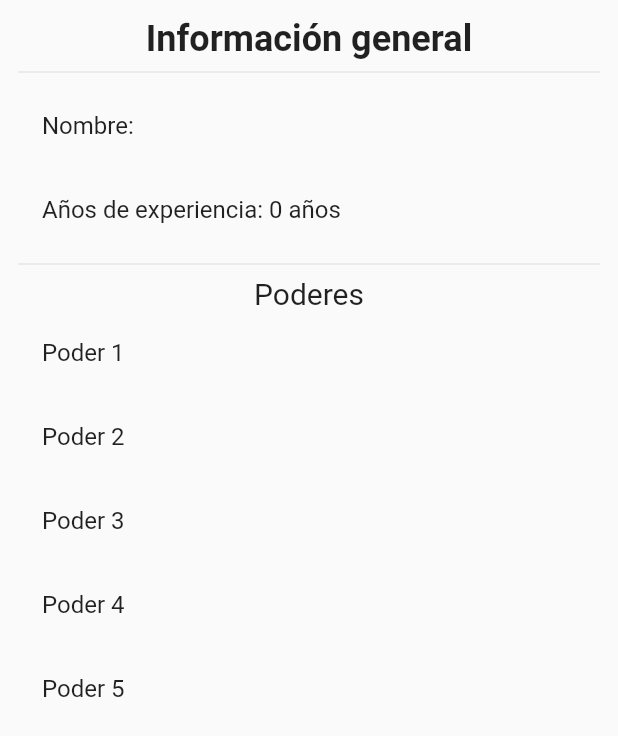
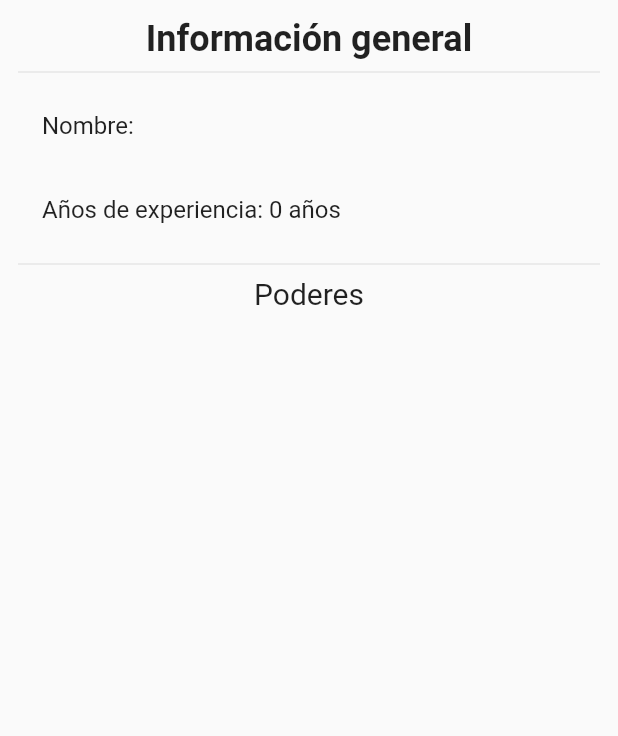
Before and after one commit to dafm10/flutter_codigo4_state, a Flutter app: the InfoSuperheroeWidget widget shown alone on an empty page, opened directly with empty values, on a phone screen of 412 x 824 dp. Shown: the top 736 px of the screen. Run offline on Flutter 3.47's test engine with Material 2 defaults, Android fonts, the phone set to English and light mode, and no system bars.

Commit message:
Singleton 4

```diff
--- a/lib/pages/home_page.dart
+++ b/lib/pages/home_page.dart
@@ -44,12 +44,11 @@ class HomePage extends StatelessWidget {
 }
 
 class InfoSuperheroeWidget extends StatelessWidget {
-
   Superheroe superheroe;
 
   InfoSuperheroeWidget({
     required this.superheroe,
-});
+  });
 
   @override
   Widget build(BuildContext context) {
@@ -72,27 +71,17 @@ class InfoSuperheroeWidget extends StatelessWidget {
             ListTile(
               title: Text("Años de experiencia: ${superheroe.experience} años"),
             ),
-            Divider(),
-            Text(
+            const Divider(),
+            const Text(
               "Poderes",
               style: TextStyle(
                 fontSize: 20.0,
               ),
             ),
-            ListTile(
-              title: Text("Poder 1"),
-            ),
-            ListTile(
-              title: Text("Poder 2"),
-            ),
-            ListTile(
-              title: Text("Poder 3"),
-            ),
-            ListTile(
-              title: Text("Poder 4"),
-            ),
-            ListTile(
-              title: Text("Poder 5"),
+            ...superheroe.powers.map(
+              (e) => ListTile(
+                title: Text(e),
+              ),
             ),
           ],
         ),
```
